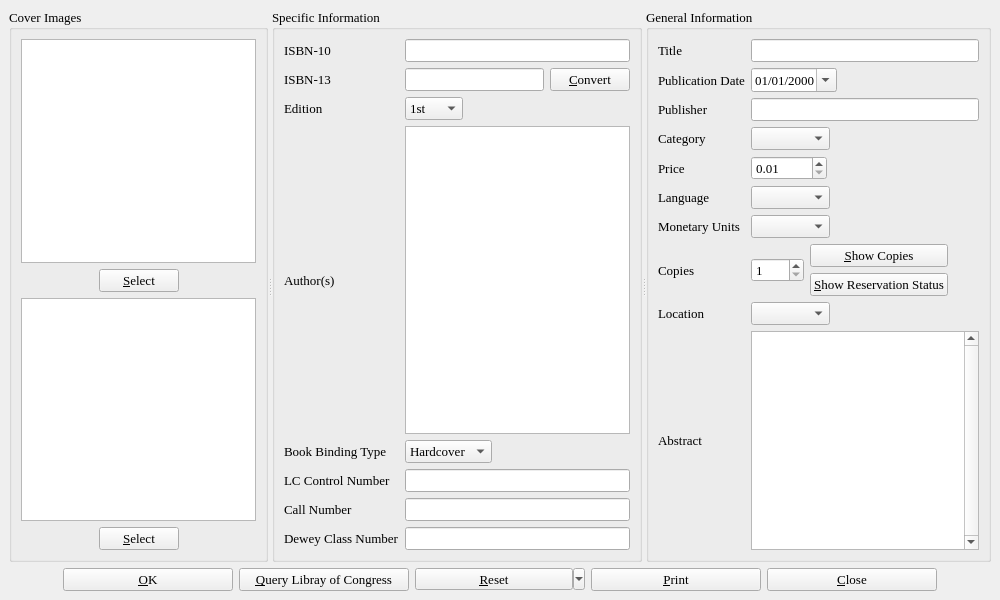
Before: the Qt Designer form bookinfo.ui in textbrowser/biblioteq, drawn with Qt 5.
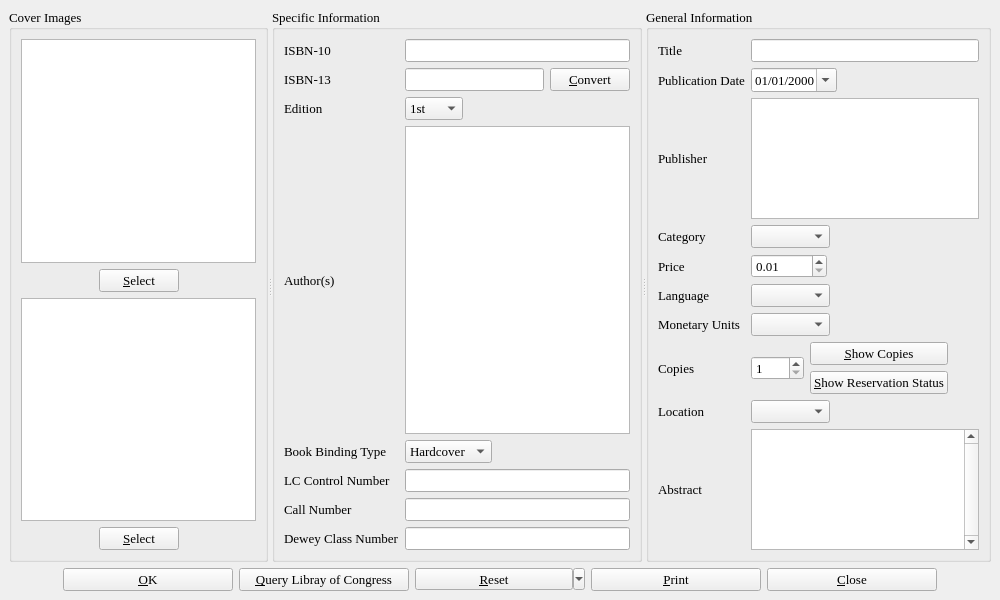
After: the same form once the commit is applied. Icons and pictures are not drawn. Custom widgets are drawn as their Qt base class.

What changed in the file:
```diff
--- a/bookinfo.ui
+++ b/bookinfo.ui
@@ -590,9 +590,6 @@
           </property>
          </widget>
         </item>
-        <item row="2" column="1" >
-         <widget class="QLineEdit" name="publisher" />
-        </item>
         <item row="3" column="0" >
          <widget class="QLabel" name="label_15" >
           <property name="font" >
@@ -879,6 +876,25 @@
           </property>
          </widget>
         </item>
+        <item row="2" column="1" >
+         <widget class="hyperlinked_text_edit" name="publisher" >
+          <property name="verticalScrollBarPolicy" >
+           <enum>Qt::ScrollBarAlwaysOff</enum>
+          </property>
+          <property name="horizontalScrollBarPolicy" >
+           <enum>Qt::ScrollBarAlwaysOff</enum>
+          </property>
+          <property name="readOnly" >
+           <bool>false</bool>
+          </property>
+          <property name="textInteractionFlags" >
+           <set>Qt::LinksAccessibleByKeyboard|Qt::LinksAccessibleByMouse|Qt::NoTextInteraction|Qt::TextBrowserInteraction|Qt::TextEditable|Qt::TextEditorInteraction|Qt::TextSelectableByKeyboard|Qt::TextSelectableByMouse</set>
+          </property>
+          <property name="openLinks" >
+           <bool>false</bool>
+          </property>
+         </widget>
+        </item>
        </layout>
       </widget>
      </widget>
@@ -1038,6 +1054,11 @@
    <extends>QGraphicsView</extends>
    <header>image_drop_site.h</header>
   </customwidget>
+  <customwidget>
+   <class>hyperlinked_text_edit</class>
+   <extends>QTextBrowser</extends>
+   <header>hyperlinked_text_edit.h</header>
+  </customwidget>
  </customwidgets>
  <tabstops>
   <tabstop>front_image</tabstop>
```
Left out of the diff: 16 changed lines with no effect on the pictures.
